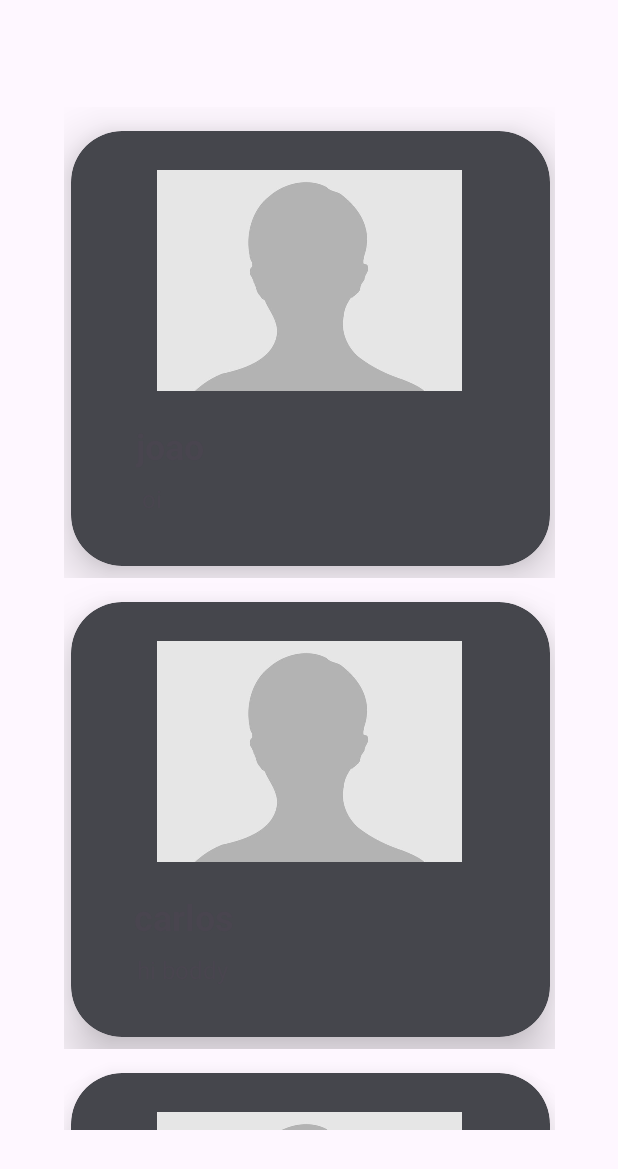
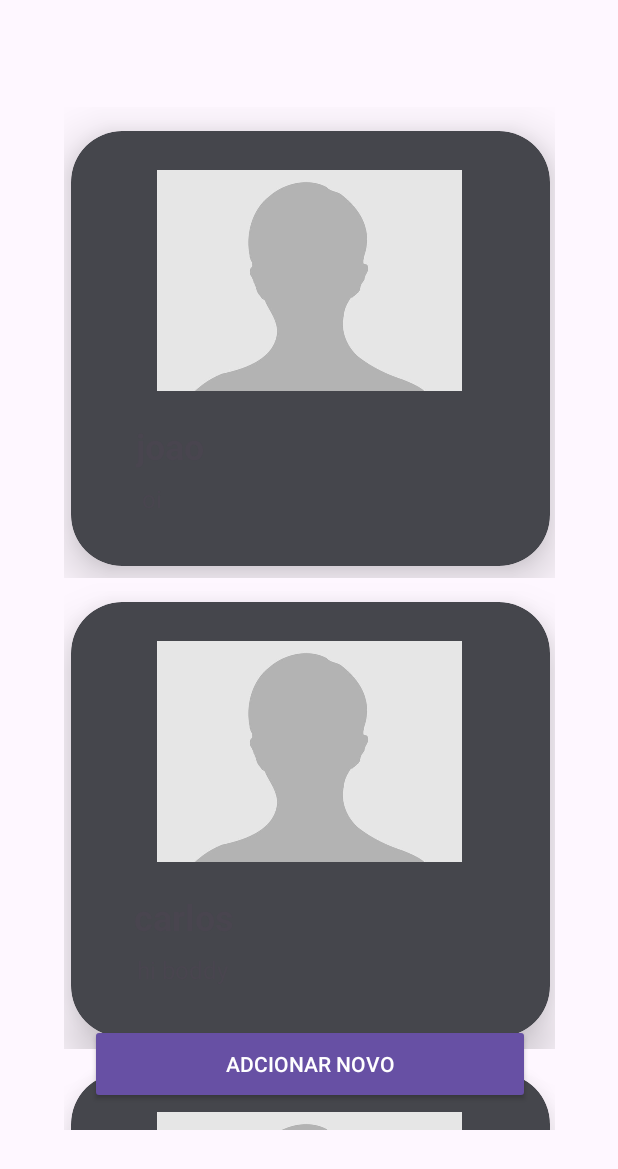
Before and after one commit to Serafimklm/RecicleReview, an Android app: the screen it shows after launch (RecicleReniew), on a phone screen of 412 x 824 dp. Shown: the top 1169 px of the screen. Run offline under Robolectric (Android 15) with nearby library versions, the phone set to English and light mode, and no system bars.

Commit message:
Versão completa do RecyclerView modificado com novas funcionalidades

```diff
--- a/app/src/main/java/com/example/reciclereview/MensagemAdapter.kt
+++ b/app/src/main/java/com/example/reciclereview/MensagemAdapter.kt
@@ -8,69 +8,51 @@ import android.widget.TextView
 import android.widget.Toast
 import androidx.recyclerview.widget.RecyclerView
 import androidx.recyclerview.widget.RecyclerView.Adapter
-
-// Adapter responsável por gerenciar a lista de mensagens no RecyclerView
+// CLASSE DO ADAPTER - Responsável por gerenciar a exibição dos itens
 class MensagemAdapter(
-    private val lista: List<Mensagem>,  // Lista de objetos Mensagem que será exibida
-    private val clique : () -> Unit // função de clique para exibir um Toast
+    private val clique: () -> Unit  // Função de clique (interliga com o comportamento na Activity)
 ) : Adapter<MensagemAdapter.MensagemViewHolder>() {
 
-    // Classe ViewHolder que mantém referências às views de cada item da lista
-    inner class MensagemViewHolder(
-        val intemView: View  // View do item individual (inflada do item_lista.xml)
-    ) : RecyclerView.ViewHolder(intemView) {
-        // Referências para os componentes do layout:
-   /*     val textNome: TextView = intemView.findViewById(R.id.textNome)      // TextView para o nome
-        val textLastMsg: TextView = intemView.findViewById(R.id.textMsg)*/
-        val textNome: TextView = intemView.findViewById(R.id.TextNomeCard)      // TextView para o nome
-        val textLastMsg: TextView = intemView.findViewById(R.id.TextmsgCard)    // TextView para a última mensagem
-        val ImagePerfil: ImageView = intemView.findViewById(R.id.imagePerfil) // ImageView para a imagem de perfil
-//        val textHour: TextView = intemView.findViewById(R.id.texthour)      // TextView para a hora
+    // LISTA INTERNA - Armazena os dados que serão exibidos (interliga com AtualizarListaDados)
+    private var listaMensagem = mutableListOf<Mensagem>()
 
-
+    // MeTODO PARA ATUALIZAR OS DADOS - Chamado pela Activity quando a lista muda
+    fun AtualizarListaDados(lista: MutableList<Mensagem>) {
+        listaMensagem = lista  // Atualiza a referência da lista (cuidado: veja observação abaixo)
+        notifyDataSetChanged()  // Notifica o RecyclerView que os dados mudaram
     }
 
-    // Metodo chamado quando precisa criar um novo ViewHolder
-    override fun onCreateViewHolder(parent: ViewGroup, viewType: Int): MensagemViewHolder {
-        // Infla o layout do item (item_lista.xml) dentro do parent (RecyclerView)
-        val LayoutInflater = LayoutInflater.from(parent.context)
-
-        val intemView = LayoutInflater.inflate(
-            R.layout.item_cardview, parent, false
-        )
-      // para ativar o itemLista, basta descomentar a linha abaixo
-       /* val intemView = LayoutInflater.inflate(
-            R.layout.item_lista, parent, false
-        )*/
-        return MensagemViewHolder(intemView)  // Retorna o ViewHolder com a view inflada
+    // VIEWHOLDER - Define a estrutura de cada item (interliga com o layout item_cardview.xml)
+    inner class MensagemViewHolder(itemView: View) : RecyclerView.ViewHolder(itemView) {
+        val textNome: TextView = itemView.findViewById(R.id.TextNomeCard)  // Nome
+        val textLastMsg: TextView = itemView.findViewById(R.id.TextmsgCard)  // Mensagem
+        val ImagePerfil: ImageView = itemView.findViewById(R.id.imagePerfil)  // Imagem
     }
 
-    // Retorna o total de itens na lista
-    override fun getItemCount(): Int {
-        return lista.size
+    // CRIA NOVAS VIEWS - Chamado quando precisa de novos itens visíveis
+    override fun onCreateViewHolder(parent: ViewGroup, viewType: Int): MensagemViewHolder {
+        val itemView = LayoutInflater.from(parent.context)
+            .inflate(R.layout.item_cardview, parent, false)  // Infla o layout do item
+        return MensagemViewHolder(itemView)
     }
 
-    // Metodo que vincula os dados de um item específico às views do ViewHolder
-    override fun onBindViewHolder(mesagemViewHolder: MensagemViewHolder, position: Int) {
-        val Mensagem = lista[position]  // Obtém o objeto Mensagem na posição atual
+    // RETORNA A QUANTIDADE DE ITENS - Usado pelo RecyclerView
+    override fun getItemCount(): Int = listaMensagem.size
 
-        // Preenche as views com os dados do objeto Mensagem:
-        mesagemViewHolder.textNome.text = Mensagem.nome         // Define o nome
-        mesagemViewHolder.textLastMsg.text = Mensagem.ultimaMsg // Define a última mensagem
-        mesagemViewHolder.textLastMsg.text = Mensagem.ultimaMsg // Define a última mensagem
-//        mesagemViewHolder.textHour.text = Mensagem.hora         // Define a hora
+    // VINCULA DADOS ÀS VIEWS - Chamado para cada item visível
+    override fun onBindViewHolder(holder: MensagemViewHolder, position: Int) {
+        val mensagem = listaMensagem[position]
+        holder.textNome.text = mensagem.nome
+        holder.textLastMsg.text = mensagem.ultimaMsg
 
-        //aplicacao de evento de clique
-        val context = mesagemViewHolder.ImagePerfil.context  // aqui voce passa o contexto, nesse caso e o mensagemviewholder
-
-  /*      mesagemViewHolder.ImagePerfil.setOnClickListener {
-            Toast.makeText(context, "Voce clicou na imagem de " + Mensagem.nome, Toast.LENGTH_SHORT).show()
-        }*/
-        mesagemViewHolder.textLastMsg.setOnClickListener {
-
-        }
-        mesagemViewHolder.ImagePerfil.setOnClickListener {
-            clique()
-        }
+        // CONFIGURA O CLIQUE - Interliga com a função passada no construtor
+        holder.ImagePerfil.setOnClickListener { clique() }
     }
 }
+
+/*
+OBSERVAÇÃO IMPORTANTE SOBRE AtualizarListaDados:
+O metodo atual está apenas trocando a referência (listaMensagem = lista), o que pode causar problemas.
+O ideal seria usar listaMensagem.clear() seguido de listaMensagem.addAll(lista) para garantir
+que a mesma lista é mantida e apenas seu conteúdo é atualizado.
+*/
--- a/app/src/main/java/com/example/reciclereview/RecicleReniew.kt
+++ b/app/src/main/java/com/example/reciclereview/RecicleReniew.kt
@@ -3,6 +3,7 @@ package com.example.reciclereview
 import android.annotation.SuppressLint
 import android.content.Intent
 import android.os.Bundle
+import android.widget.Button
 import android.widget.Toast
 import androidx.activity.enableEdgeToEdge
 import androidx.appcompat.app.AppCompatActivity
@@ -16,49 +17,59 @@ import androidx.recyclerview.widget.RecyclerView
 
 class RecicleReniew : AppCompatActivity() {
     @SuppressLint("MissingInflatedId")
-    private lateinit var rvLista: RecyclerView  // Declaração do RecyclerView
+    private lateinit var rvLista: RecyclerView  // Declaração do RecyclerView (interliga com o layout XML)
+
+    private lateinit var mesagemAdapter: MensagemAdapter  // Adapter personalizado (interliga com a classe MensagemAdapter abaixo)
+    private lateinit var buttonnovo: Button  // Botão para adicionar itens (interliga com o onClickListener)
+
+    override fun onStart() {
+        super.onStart()
+        dataDir  // [OBS: Esta linha parece não ter utilidade no código atual]
+    }
 
     @SuppressLint("MissingInflatedId", "SuspiciousIndentation")
     override fun onCreate(savedInstanceState: Bundle?) {
         super.onCreate(savedInstanceState)
-        enableEdgeToEdge()  // Habilita edge-to-edge display (barras de sistema sobre o conteúdo)
-        setContentView(R.layout.activity_recicle_reniew)  // Define o layout da activity
+        enableEdgeToEdge()
+        setContentView(R.layout.activity_recicle_reniew)
 
-        // Criação da lista de mensagens estática para exemplo
-        val lista = listOf(
+        // LISTA DE DADOS - Fonte dos itens que serão exibidos no RecyclerView
+        val lista = mutableListOf(
             Mensagem("joao", "oi", "12:00"),
             Mensagem("carlos", "hi boddy", "13:00"),
             Mensagem("roberto", "oi", "12:00"),
             Mensagem("rafael", "rafael", "12:00")
         )
 
-        // Inicialização do RecyclerView a partir do layout
-        rvLista = findViewById(R.id.Rview)  // Obtém referência do RecyclerView no layout
+        // INICIALIZAÇÃO DO RECYCLERVIEW - Obtém a referência do XML e configura propriedades
+        rvLista = findViewById(R.id.Rview)  // Interliga com o ID no layout
+        buttonnovo = findViewById(R.id.addNovo)  // Botão para adicionar novos itens
 
-        // Configuração do Adapter com a lista de mensagens
-        rvLista.adapter = MensagemAdapter(lista)  // Define o adapter personalizado
-        {
+        // CONFIGURAÇÃO DO ADAPTER - Cria o adapter e define o comportamento de clique
+        mesagemAdapter = MensagemAdapter {
+            // Comportamento quando um item é clicado (interliga com a função clique no adapter)
             Toast.makeText(this, "Abrindo a activity", Toast.LENGTH_SHORT).show()
+            startActivity(Intent(this, LinearLayoutActivity2::class.java))
+        }
 
-            startActivity(
-                Intent(this, LinearLayoutActivity2::class.java)  // vai para a outra activity
-            )
+        // CARREGA OS DADOS INICIAIS - Passa a lista para o adapter (interliga com AtualizarListaDados)
+        mesagemAdapter.AtualizarListaDados(lista)
+
+        // OTIMIZAÇÕES DO RECYCLERVIEW
+        rvLista.setHasFixedSize(true)
+        rvLista.setItemViewCacheSize(20)
+        rvLista.adapter = mesagemAdapter  // Vincula o adapter ao RecyclerView
+
+        // DEFINE O LAYOUT MANAGER - Controla como os itens são organizados
+        rvLista.layoutManager = LinearLayoutManager(this, RecyclerView.VERTICAL, false)
+
+        // BOTÃO PARA ADICIONAR NOVOS ITENS - Interação principal do usuário
+        buttonnovo.setOnClickListener {
+            // Adiciona novo item à lista (interliga com a lista mutável)
+            lista.add(Mensagem("PEDROCA ATUALIZADO", "'E RUIM DE ATURAR", "13:00"))
+            Toast.makeText(this, "ATUALIZANDO", Toast.LENGTH_SHORT).show()
+            // Atualiza o adapter com a nova lista (interliga com AtualizarListaDados)
+            mesagemAdapter.AtualizarListaDados(lista)
         }
-        // Configuração do LayoutManager (define como os itens serão organizados)
-        // Layout linear (vertical por padrão), reverse serve para começar de baixo para cima, recile para ficar reciclavel
-        rvLista.layoutManager = LinearLayoutManager(this, RecyclerView.VERTICAL, false)
-        //colocar em grade dentro do recyclerView
-     //rvLista.layoutManager = GridLayoutManager(this, 2)  // Layout em grade)
-        // Observação: O código original tinha um comentário "rvLista.layoutManager" solto
-        // que foi mantido como parte da documentação do processo de desenvolvimento
-
-//      para adcionar um pequeno divisor entre os itemn
-     /*   rvLista.addItemDecoration(
-            DividerItemDecoration(
-                this,
-                RecyclerView.VERTICAL
-            )
-        )*/
-
+    }
 }
-}
--- a/app/src/main/res/layout/activity_recicle_reniew.xml
+++ b/app/src/main/res/layout/activity_recicle_reniew.xml
@@ -12,20 +12,34 @@
         android:layout_height="682dp"
         android:contentDescription="Litens"
 
+        android:orientation="vertical"
+        app:layoutManager="androidx.recyclerview.widget.StaggeredGridLayoutManager"
         app:layout_constraintBottom_toBottomOf="parent"
         app:layout_constraintEnd_toEndOf="parent"
         app:layout_constraintHorizontal_bias="0.5"
         app:layout_constraintStart_toStartOf="parent"
         app:layout_constraintTop_toTopOf="parent"
         app:layout_constraintVertical_bias="0.5"
-        tools:ignore="HardcodedText,MissingConstraints"
-        tools:listitem="@layout/item_lista"
 
 
         app:spanCount="2"
-        android:orientation="vertical"
-        app:layoutManager="androidx.recyclerview.widget.StaggeredGridLayoutManager"
-        /> <!-- Adicione esta linha -->
+        tools:ignore="HardcodedText,MissingConstraints"
+        tools:listitem="@layout/item_lista" />
+
+    <Button
+        android:id="@+id/addNovo"
+        style="@style/Widget.AppCompat.Button"
+        android:layout_width="293dp"
+        android:layout_height="53dp"
+        android:layout_marginStart="70dp"
+        android:layout_marginEnd="114dp"
+        android:text="Adcionar Novo"
+        app:layout_constraintBottom_toBottomOf="@+id/Rview"
+        app:layout_constraintEnd_toEndOf="@+id/Rview"
+        app:layout_constraintHorizontal_bias="0.353"
+        app:layout_constraintStart_toStartOf="@+id/Rview"
+        app:layout_constraintTop_toTopOf="@+id/Rview"
+        app:layout_constraintVertical_bias="0.972" /> <!-- Adicione esta linha -->
 
     <!--USANDO  app:layoutManager="androidx.recyclerview.widget.GridLayoutManager"
     O LAIYOUT FICA COMO O DO INSTAGRAM, UM ITEM
```
